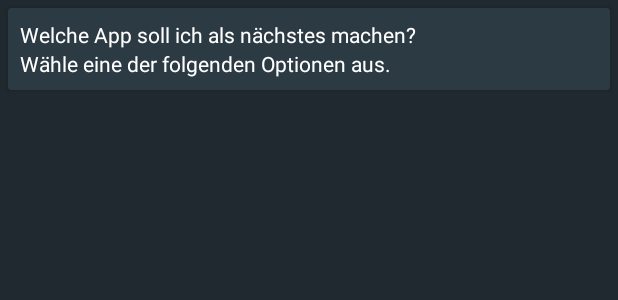
After one commit to vkay94/UpdateApps, an Android app: the layout rec_umfrage.xml on its own in the app's theme, with its tools: preview values and no code run, on a phone screen of 412 x 824 dp. The commit adds this screen. Shown: the top 300 px of the screen. Run offline under Robolectric (Android 15) with nearby library versions, the phone set to English and light mode, and no system bars.

Commit message:
Umfrage-Umgebung hinzugefügt

```diff
--- a/app/build.gradle
+++ b/app/build.gradle
@@ -31,5 +31,7 @@ dependencies {
     compile 'com.google.firebase:firebase-messaging:9.6.1'
     compile 'com.squareup.okhttp3:okhttp:3.4.1'
     compile 'com.github.bumptech.glide:glide:3.7.0'
+
+    compile 'com.google.code.gson:gson:2.8.0'
 }
 apply plugin: 'com.google.gms.google-services'
--- a/app/src/main/java/de/vkay/updateapps/Sonstiges/Const.java
+++ b/app/src/main/java/de/vkay/updateapps/Sonstiges/Const.java
@@ -36,6 +36,7 @@ public class Const {
     public static String LOGINUSER = "loginUser.php";
     public static String GETEXPLOG = "getExperimental.php?paketname=";
     public static String CHECKNEWNAME = "checkNewName.php";
+    public static String GETUMFRAGEN = "getUmfragen.php";
 
     public static String GETEXPFILES = "http://vkay.coolpage.biz/app/files/getFiles.php?paketname=";
     public static String GETIMAGEFILES = "http://vkay.coolpage.biz/app/files/getImageFiles.php?paketname=";
--- a/app/src/main/res/layout/fragment_bottom_sheet.xml
+++ b/app/src/main/res/layout/fragment_bottom_sheet.xml
@@ -30,7 +30,7 @@
             android:layout_alignParentEnd="true"
             android:textAlignment="textEnd"
             android:layout_marginStart="20dp"
-            android:maxLines="1"/>
+            android:maxLines="2"/>
 
     </RelativeLayout>
 
--- /dev/null
+++ b/app/src/main/res/layout/rec_umfrage.xml
@@ -0,0 +1,29 @@
+<?xml version="1.0" encoding="utf-8"?>
+<android.support.v7.widget.CardView xmlns:android="http://schemas.android.com/apk/res/android"
+    android:id="@+id/rec_feedback_cardview"
+    style="@style/CardViewDark"
+    android:layout_width="match_parent"
+    android:layout_height="wrap_content">
+    <LinearLayout xmlns:android="http://schemas.android.com/apk/res/android"
+        android:orientation="vertical"
+        android:layout_width="match_parent"
+        android:layout_height="wrap_content"
+        android:padding="8dp">
+
+        <TextView
+            android:layout_width="match_parent"
+            android:layout_height="wrap_content"
+            android:text="Welche App soll ich als nächstes machen?"/>
+
+        <TextView
+            android:layout_width="match_parent"
+            android:layout_height="wrap_content"
+            android:text="Wähle eine der folgenden Optionen aus."/>
+
+        <RadioGroup
+            android:layout_width="match_parent"
+            android:layout_height="wrap_content"
+            android:id="@+id/rec_umfrage_radiogroup" />
+
+    </LinearLayout>
+</android.support.v7.widget.CardView>
```
Also changed, not shown: app/src/main/java/de/vkay/updateapps/Umfrage/Umfrage.java (added, +125 -0 lines), app/src/main/java/de/vkay/updateapps/Umfrage/UmfrageUtils.java (added, +128 -0 lines).
